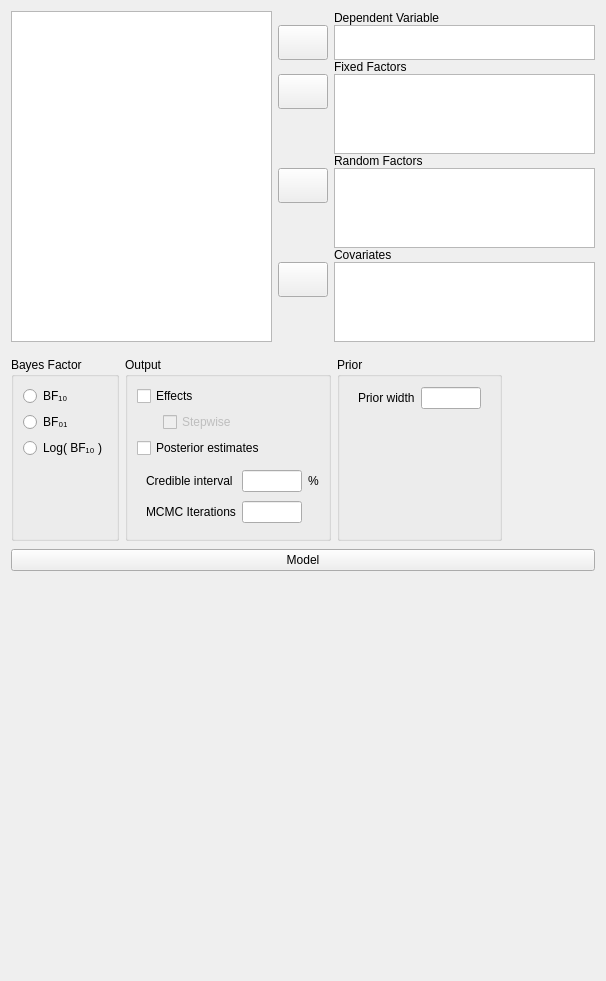
The window that JASP-Desktop/analysisforms/ancovabayesianform.ui (jasp-stats/jasp-desktop) describes before a commit, drawn with Qt 5.
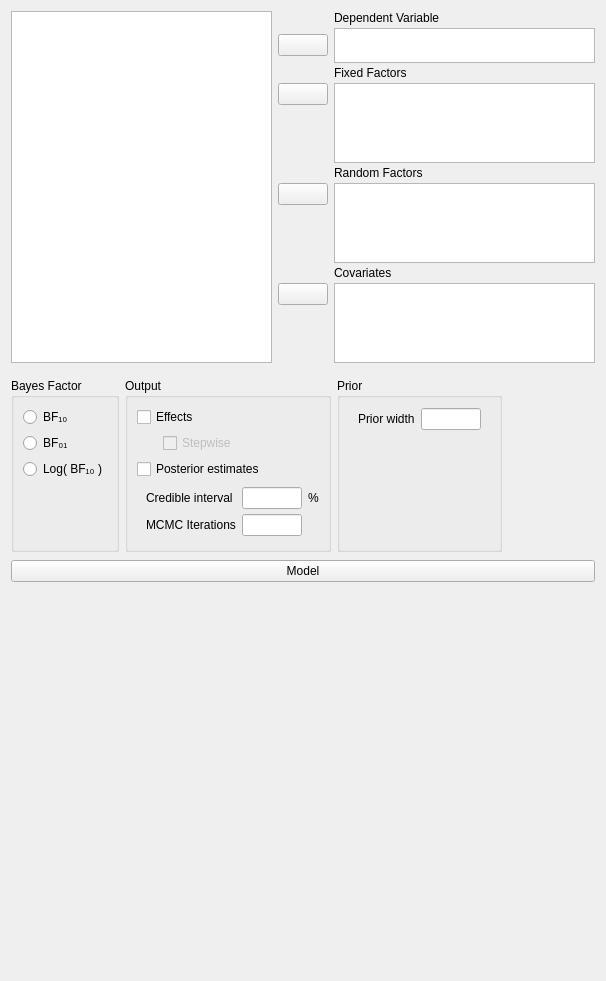
The same window after the commit. Custom widgets are drawn as their Qt base class.

What changed in the file:
```diff
--- a/JASP-Desktop/analysisforms/ancovabayesianform.ui
+++ b/JASP-Desktop/analysisforms/ancovabayesianform.ui
@@ -36,7 +36,7 @@
        <number>0</number>
       </property>
       <property name="verticalSpacing">
-       <number>0</number>
+       <number>3</number>
       </property>
       <item row="2" column="2">
        <widget class="QLabel" name="label_2">
@@ -62,13 +62,13 @@
         <property name="minimumSize">
          <size>
           <width>50</width>
-          <height>35</height>
+          <height>0</height>
          </size>
         </property>
         <property name="maximumSize">
          <size>
           <width>50</width>
-          <height>35</height>
+          <height>16777215</height>
          </size>
         </property>
         <property name="text">
@@ -100,13 +100,13 @@
         <property name="minimumSize">
          <size>
           <width>50</width>
-          <height>35</height>
+          <height>0</height>
          </size>
         </property>
         <property name="maximumSize">
          <size>
           <width>50</width>
-          <height>35</height>
+          <height>16777215</height>
          </size>
         </property>
         <property name="text">
@@ -138,13 +138,13 @@
         <property name="minimumSize">
          <size>
           <width>50</width>
-          <height>35</height>
+          <height>0</height>
          </size>
         </property>
         <property name="maximumSize">
          <size>
           <width>50</width>
-          <height>35</height>
+          <height>16777215</height>
          </size>
         </property>
         <property name="text">
@@ -202,13 +202,13 @@
         <property name="minimumSize">
          <size>
           <width>50</width>
-          <height>35</height>
+          <height>0</height>
          </size>
         </property>
         <property name="maximumSize">
          <size>
           <width>50</width>
-          <height>35</height>
+          <height>16777215</height>
          </size>
         </property>
         <property name="text">
```
